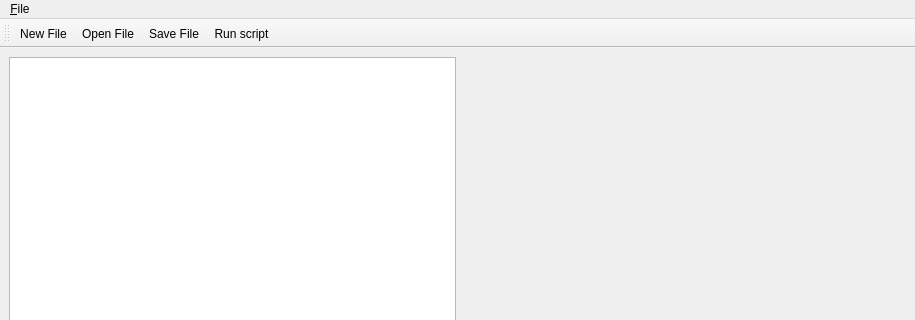
This is qjabs/mainwindow.ui in JYU-IBA/jabs as Qt 5 draws it before an edit; both pictures show x 0 to 915 and y 0 to 320 of the 915 by 678 pixel window. The edited form follows.
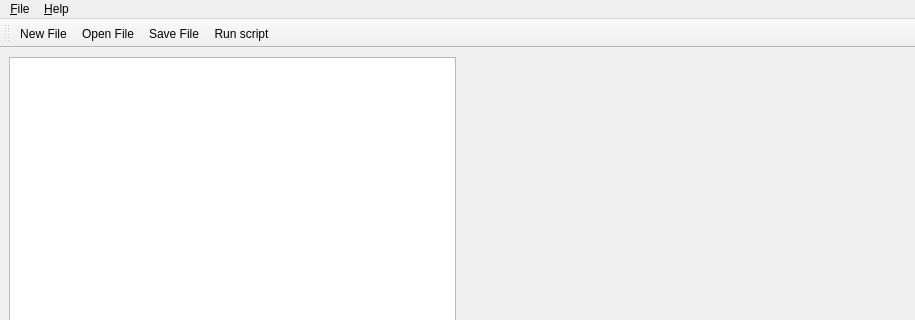
This is the edited form. Icons and pictures are not drawn. Custom widgets are drawn as their Qt base class.

Diff of the .ui file:
```diff
--- a/qjabs/mainwindow.ui
+++ b/qjabs/mainwindow.ui
@@ -124,7 +124,14 @@
     <addaction name="separator"/>
     <addaction name="action_Quit"/>
    </widget>
+   <widget class="QMenu" name="menu_Help">
+    <property name="title">
+     <string>&amp;Help</string>
+    </property>
+    <addaction name="actionAbout"/>
+   </widget>
    <addaction name="menu_File"/>
+   <addaction name="menu_Help"/>
   </widget>
   <widget class="QStatusBar" name="statusbar"/>
   <widget class="QToolBar" name="toolBar">
```
Left out of the diff: 7 changed lines with no effect on the pictures.
